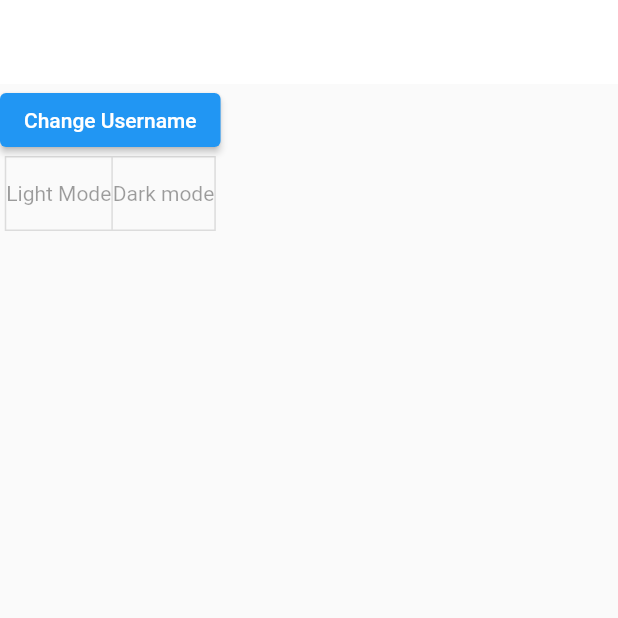
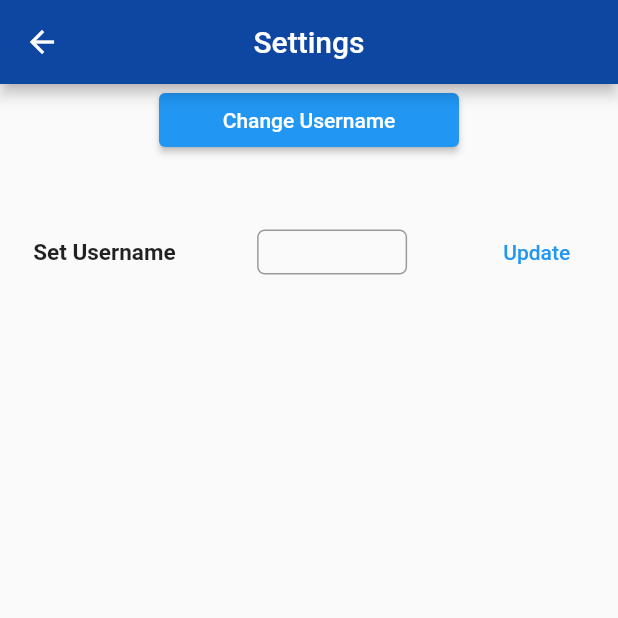
Before and after one commit to Shyam6/CoursifyApp, a Flutter app: the settingsPage screen opened directly, after a tap on "Change Username", on a phone screen of 412 x 824 dp, the top half of it. Run offline on Flutter 3.47's test engine with Material 2 defaults, Android fonts, the light colour scheme and no system bars; our stand-ins replace shared_preferences, syncfusion_flutter_charts, toast; missing offline and left inert: flutter_alarm_clock; accounts and stored records are empty.

Commit message:
Updated those files

```diff
--- a/lib/screens/home.dart
+++ b/lib/screens/home.dart
@@ -48,7 +48,7 @@ class _HomePageState extends State<HomePage> {
           elevation: 0,
           backgroundColor: Colors.blue[900]
         ),
-        backgroundColor: Colors.blue[100],
+        backgroundColor: Colors.white,
         body: Column(
           crossAxisAlignment: CrossAxisAlignment.start,
           children: [
--- a/lib/screens/mycourses.dart
+++ b/lib/screens/mycourses.dart
@@ -19,7 +19,7 @@ class _coursesState extends State<courses> {
    ToastContext().init(context);
     return SafeArea(
       child: Scaffold(
-        backgroundColor: Colors.blue[100],
+        backgroundColor: Colors.white,
         appBar: AppBar(
           centerTitle: true,
           backgroundColor: Colors.blue[900],
--- a/lib/screens/settings.dart
+++ b/lib/screens/settings.dart
@@ -1,4 +1,7 @@
 import 'package:flutter/material.dart';
+import 'package:toast/toast.dart';
+
+Widget changeusername = SizedBox(height: 0,);
 
 class settingsPage extends StatefulWidget {
   const settingsPage({ Key? key }) : super(key: key);
@@ -10,17 +13,47 @@ class settingsPage extends StatefulWidget {
 class _settingsPageState extends State<settingsPage> {
   @override
   Widget build(BuildContext context) {
+    var usercontroller = TextEditingController();
     return SafeArea(child: Scaffold(appBar: AppBar(
-      backgroundColor: Colors.white,
-      elevation: 0,
+      backgroundColor: Colors.blue[900],
       title: Text('Settings'),
       centerTitle: true,
     ) ,
     body: Container(
       child: Column(
+
         children: [
-          ElevatedButton(onPressed: (){}, child: Text('Change Username')),
-          ToggleButtons(children: [Text('Light Mode'),Text('Dark mode')], isSelected: [true,false])
+       Container(child: ElevatedButton(onPressed: (){
+           setState(() {
+             changeusername = Row(
+
+              mainAxisAlignment: MainAxisAlignment.spaceEvenly,
+              children:[
+
+              Text('Set Username',style: TextStyle(fontSize: 15,fontWeight: FontWeight.bold),),SizedBox(width: 10,),Container(
+                child: TextField(
+                  controller: usercontroller,
+                  decoration: InputDecoration(
+                     contentPadding: EdgeInsets.all(5),
+                  border : OutlineInputBorder(borderRadius: BorderRadius.circular(5)),
+                  ),
+                ),
+                width: 100,
+                height: 30,
+              ),SizedBox(width: 10,),TextButton(onPressed: (){
+
+                usercontroller.clear();
+                setState(() {
+                   changeusername = SizedBox(height: 0,);
+                });
+                ToastContext().init(context);
+                    Toast.show('Username Changed');
+              }, child: Text('Update'))]
+            );
+           });
+         }, child: Text('Change Username')),width: 200,),
+         SizedBox(height:40),
+         changeusername
         ],
       ),
     ),));
--- a/lib/widget.dart/drawer.dart
+++ b/lib/widget.dart/drawer.dart
@@ -49,7 +49,9 @@ class _drawerState extends State<drawer> {
             showDialog(context: context, builder: (BuildContext context){
                           return BackdropFilter(
                             filter: ImageFilter.blur(),
-                            child: AlertDialog(content:Text('To give the feedback about the application please send a mail to - ranganshyamsundar@gmail.com')));
+                            child: AlertDialog(content:Column(children:[Text('To give the feedback about the application please send a mail to the following email'),
+
+                            ],mainAxisSize: MainAxisSize.min,)));
 
            },);}
         ),
```
Also changed, not shown: lib/screens/about.dart (+21 -10 lines).
